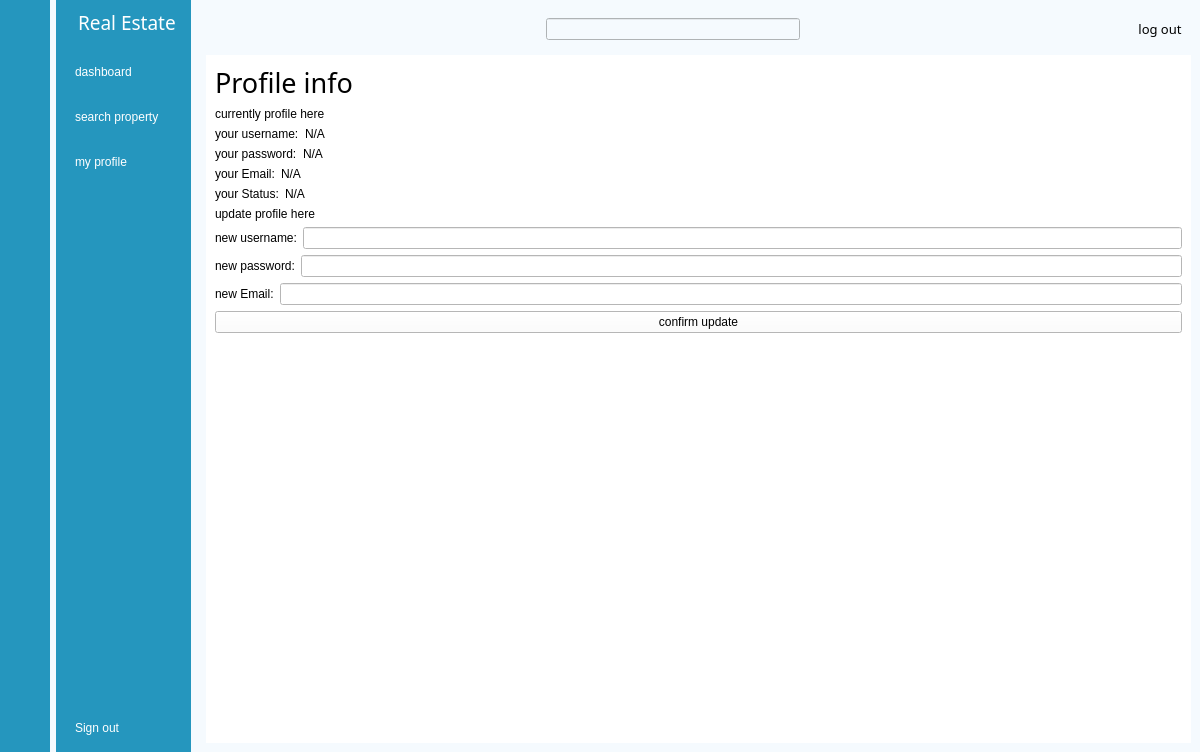
Before: the Qt Designer form SellerMenu.ui in EricLi0473/CSIT314, drawn with Qt 5.
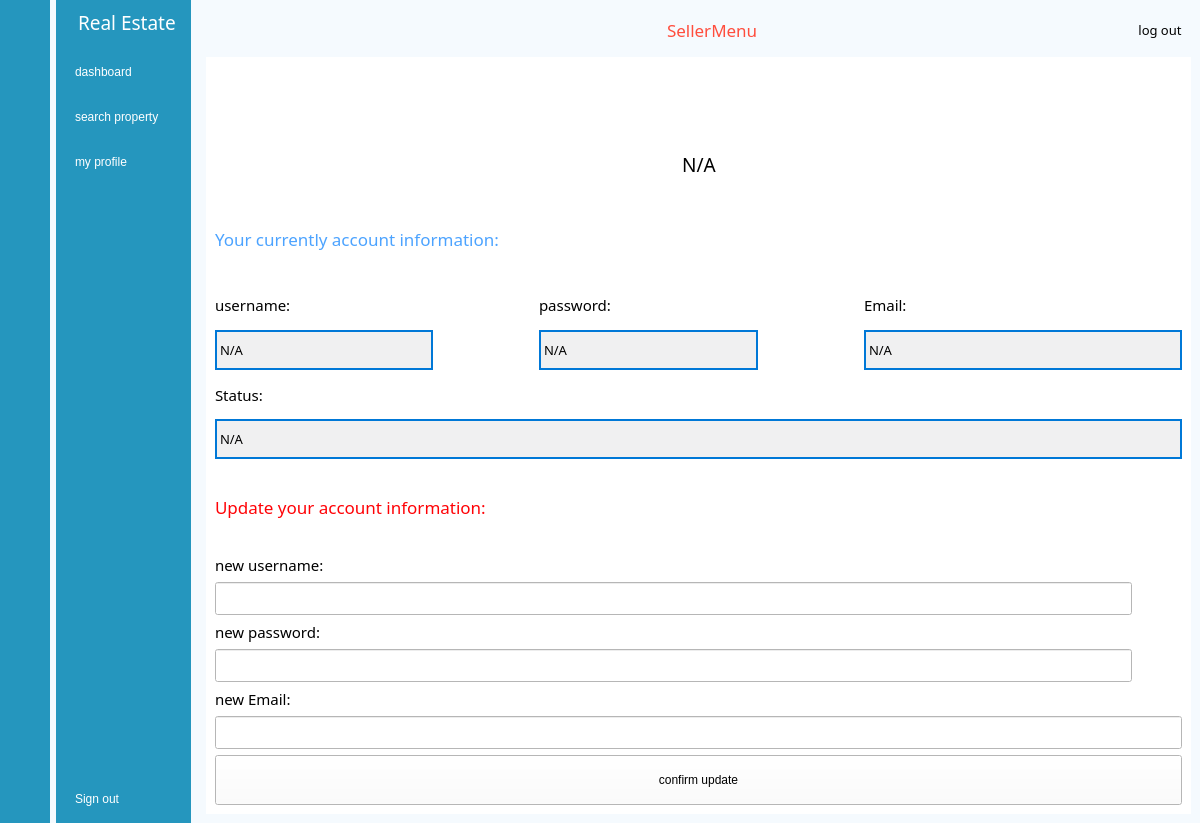
After: the same form once the commit is applied. The open tabs and pages were chosen to show the change. Icons and pictures are not drawn. Custom widgets are drawn as their Qt base class.

What changed in the file:
```diff
--- a/SellerMenu.ui
+++ b/SellerMenu.ui
@@ -7,7 +7,7 @@
     <x>0</x>
     <y>0</y>
     <width>1200</width>
-    <height>752</height>
+    <height>823</height>
    </rect>
   </property>
   <property name="minimumSize">
@@ -346,7 +346,13 @@
             </property>
             <property name="icon">
              <iconset resource="res.qrc">
-              <normaloff>:/icons2/icons/icon2/menu.png</normaloff>:/icons2/icons/icon2/menu.png</iconset>
+              <normaloff>:/blue/icons/blue/align-justify.svg</normaloff>:/blue/icons/blue/align-justify.svg</iconset>
+            </property>
+            <property name="iconSize">
+             <size>
+              <width>30</width>
+              <height>40</height>
+             </size>
             </property>
             <property name="checkable">
              <bool>true</bool>
@@ -372,17 +378,7 @@
              <number>7</number>
             </property>
             <item>
-             <widget class="LineEdit" name="LineEdit">
-              <property name="sizePolicy">
-               <sizepolicy hsizetype="Expanding" vsizetype="Fixed">
-                <horstretch>0</horstretch>
-                <verstretch>0</verstretch>
-               </sizepolicy>
-              </property>
-             </widget>
-            </item>
-            <item>
-             <widget class="QPushButton" name="btn_search">
+             <widget class="QPushButton" name="pushButton">
               <property name="styleSheet">
                <string notr="true">border:none</string>
               </property>
@@ -391,7 +387,29 @@
               </property>
               <property name="icon">
                <iconset resource="res.qrc">
-                <normaloff>:/icons2/icons/icon2/search.png</normaloff>:/icons2/icons/icon2/search.png</iconset>
+                <normaloff>:/blue/icons/blue/airplay.svg</normaloff>:/blue/icons/blue/airplay.svg</iconset>
+              </property>
+              <property name="iconSize">
+               <size>
+                <width>40</width>
+                <height>30</height>
+               </size>
+              </property>
+             </widget>
+            </item>
+            <item>
+             <widget class="QLabel" name="label_7">
+              <property name="font">
+               <font>
+                <family>PT Root UI Bold</family>
+                <pointsize>13</pointsize>
+               </font>
+              </property>
+              <property name="styleSheet">
+               <string notr="true">color: rgb(255, 77, 61);</string>
+              </property>
+              <property name="text">
+               <string>SellerMenu</string>
               </property>
              </widget>
             </item>
@@ -523,118 +541,333 @@
           </layout>
          </widget>
          <widget class="QWidget" name="page_profile">
-          <layout class="QVBoxLayout" name="verticalLayout_6">
+          <layout class="QVBoxLayout" name="verticalLayout_10">
+           <item>
+            <layout class="QHBoxLayout" name="horizontalLayout_15">
+             <property name="topMargin">
+              <number>10</number>
+             </property>
+             <item>
+              <spacer name="horizontalSpacer_4">
+               <property name="orientation">
+                <enum>Qt::Horizontal</enum>
+               </property>
+               <property name="sizeHint" stdset="0">
+                <size>
+                 <width>40</width>
+                 <height>20</height>
+                </size>
+               </property>
+              </spacer>
+             </item>
+             <item>
+              <layout class="QVBoxLayout" name="verticalLayout_6">
+               <item>
+                <widget class="QPushButton" name="pushButton_2">
+                 <property name="sizePolicy">
+                  <sizepolicy hsizetype="Minimum" vsizetype="Ignored">
+                   <horstretch>0</horstretch>
+                   <verstretch>0</verstretch>
+                  </sizepolicy>
+                 </property>
+                 <property name="minimumSize">
+                  <size>
+                   <width>64</width>
+                   <height>55</height>
+                  </size>
+                 </property>
+                 <property name="styleSheet">
+                  <string notr="true">QPushButton{
+
+	border:none;
+}</string>
+                 </property>
+                 <property name="text">
+                  <string/>
+                 </property>
+                 <property name="icon">
+                  <iconset resource="res.qrc">
+                   <normaloff>:/blue/icons/blue/user.svg</normaloff>:/blue/icons/blue/user.svg</iconset>
+                 </property>
+                 <property name="iconSize">
+                  <size>
+                   <width>60</width>
+                   <height>60</height>
+                  </size>
+                 </property>
+                </widget>
+               </item>
+               <item>
+                <widget class="QLabel" name="Label_username_2">
+                 <property name="sizePolicy">
+                  <sizepolicy hsizetype="Maximum" vsizetype="Ignored">
+                   <horstretch>0</horstretch>
+                   <verstretch>0</verstretch>
+                  </sizepolicy>
+                 </property>
+                 <property name="minimumSize">
+                  <size>
+                   <width>300</width>
+                   <height>54</height>
+                  </size>
+                 </property>
+                 <property name="font">
+                  <font>
+                   <family>PT Root UI Bold</family>
+                   <pointsize>14</pointsize>
+                  </font>
+                 </property>
+                 <property name="layoutDirection">
+                  <enum>Qt::LeftToRight</enum>
+                 </property>
+                 <property name="inputMethodHints">
+                  <set>Qt::ImhNone</set>
+                 </property>
+                 <property name="text">
+                  <string>N/A</string>
+                 </property>
+                 <property name="alignment">
+                  <set>Qt::AlignCenter</set>
+                 </property>
+                 <property name="margin">
+                  <number>129</number>
+                 </property>
+                </widget>
+               </item>
+              </layout>
+             </item>
+             <item>
+              <spacer name="horizontalSpacer_3">
+               <property name="orientation">
+                <enum>Qt::Horizontal</enum>
+               </property>
+               <property name="sizeHint" stdset="0">
+                <size>
+                 <width>40</width>
+                 <height>20</height>
+                </size>
+               </property>
+              </spacer>
+             </item>
+            </layout>
+           </item>
            <item>
             <widget class="QLabel" name="label_6">
+             <property name="minimumSize">
+              <size>
+               <width>0</width>
+               <height>30</height>
+              </size>
+             </property>
              <property name="font">
               <font>
                <family>PT Root UI Bold</family>
-               <pointsize>20</pointsize>
-               <italic>false</italic>
-               <underline>false</underline>
+               <pointsize>13</pointsize>
               </font>
              </property>
-             <property name="text">
-              <string>Profile info</string>
+             <property name="styleSheet">
+              <string notr="true">color: rgb(76, 163, 255);</string>
              </property>
-            </widget>
-           </item>
-           <item>
-            <widget class="LargeTitleLabel" name="LargeTitleLabel">
              <property name="text">
-              <string>currently profile here</string>
+              <string>Your currently account information:</string>
              </property>
             </widget>
            </item>
            <item>
             <layout class="QHBoxLayout" name="horizontalLayout_8">
              <item>
-              <widget class="SubtitleLabel" name="SubtitleLabel">
-               <property name="text">
-                <string>your username:</string>
+              <layout class="QVBoxLayout" name="verticalLayout_9">
+               <property name="rightMargin">
+                <number>100</number>
                </property>
-              </widget>
+               <item>
+                <widget class="QLabel" name="label_12">
+                 <property name="minimumSize">
+                  <size>
+                   <width>100</width>
+                   <height>20</height>
+                  </size>
+                 </property>
+                 <property name="font">
+                  <font>
+                   <family>PT Root UI Medium</family>
+                   <pointsize>11</pointsize>
+                  </font>
+                 </property>
+                 <property name="text">
+                  <string>username:</string>
+                 </property>
+                </widget>
+               </item>
+               <item>
+                <widget class="QLabel" name="Label_username">
+                 <property name="minimumSize">
+                  <size>
+                   <width>200</width>
+                   <height>40</height>
+                  </size>
+                 </property>
+                 <property name="font">
+                  <font>
+                   <family>PT Root UI Bold</family>
+                   <pointsize>10</pointsize>
+                  </font>
+                 </property>
+                 <property name="styleSheet">
+                  <string notr="true">QLabel {
+    border: 2px solid #0078D7;
+    background-color: #F0F0F1;
+}</string>
+                 </property>
+                 <property name="text">
+                  <string>N/A</string>
+                 </property>
+                </widget>
+               </item>
+              </layout>
              </item>
              <item>
-              <widget class="SubtitleLabel" name="Label_username">
-               <property name="sizePolicy">
-                <sizepolicy hsizetype="Preferred" vsizetype="Preferred">
-                 <horstretch>11</horstretch>
-                 <verstretch>0</verstretch>
-                </sizepolicy>
+              <layout class="QVBoxLayout" name="verticalLayout_14">
+               <property name="rightMargin">
+                <number>100</number>
                </property>
-               <property name="text">
-                <string>N/A</string>
-               </property>
-              </widget>
+               <item>
+                <widget class="QLabel" name="label_15">
+                 <property name="minimumSize">
+                  <size>
+                   <width>100</width>
+                   <height>20</height>
+                  </size>
+                 </property>
+                 <property name="font">
+                  <font>
+                   <family>PT Root UI Medium</family>
+                   <pointsize>11</pointsize>
+                  </font>
+                 </property>
+                 <property name="text">
+                  <string>password:</string>
+                 </property>
+                </widget>
+               </item>
+               <item>
+                <widget class="QLabel" name="Label_Password">
+                 <property name="minimumSize">
+                  <size>
+                   <width>200</width>
+                   <height>40</height>
+                  </size>
+                 </property>
+                 <property name="font">
+                  <font>
+                   <family>PT Root UI Bold</family>
+                   <pointsize>10</pointsize>
+                  </font>
+                 </property>
+                 <property name="styleSheet">
+                  <string notr="true">QLabel {
+    border: 2px solid #0078D7;
+    background-color: #F0F0F1;
+}</string>
+                 </property>
+                 <property name="text">
+                  <string>N/A</string>
+                 </property>
+                </widget>
+               </item>
+              </layout>
              </item>
-            </layout>
-           </item>
-           <item>
-            <layout class="QHBoxLayout" name="horizontalLayout_10">
              <item>
-              <widget class="SubtitleLabel" name="SubtitleLabel_3">
-               <property name="text">
-                <string>your password:</string>
-               </property>
-              </widget>
+              <layout class="QVBoxLayout" name="verticalLayout_15">
+               <item>
+                <widget class="QLabel" name="label_17">
+                 <property name="minimumSize">
+                  <size>
+                   <width>100</width>
+                   <height>20</height>
+                  </size>
+                 </property>
+                 <property name="font">
+                  <font>
+                   <family>PT Root UI Medium</family>
+                   <pointsize>11</pointsize>
+                  </font>
+                 </property>
+                 <property name="text">
+                  <string>Email:</string>
+                 </property>
+                </widget>
+               </item>
+               <item>
+                <widget class="QLabel" name="Label_email">
+                 <property name="minimumSize">
+                  <size>
+                   <width>200</width>
+                   <height>40</height>
+                  </size>
+                 </property>
+                 <property name="font">
+                  <font>
+                   <family>PT Root UI Bold</family>
+                   <pointsize>10</pointsize>
+                  </font>
+                 </property>
+                 <property name="styleSheet">
+                  <string notr="true">QLabel {
+    border: 2px solid #0078D7;
+    background-color: #F0F0F1;
+}</string>
+                 </property>
+                 <property name="text">
+                  <string>N/A</string>
+                 </property>
+                </widget>
+               </item>
+              </layout>
              </item>
-             <item>
-              <widget class="SubtitleLabel" name="Label_password">
-               <property name="sizePolicy">
-                <sizepolicy hsizetype="Preferred" vsizetype="Preferred">
-                 <horstretch>1</horstretch>
-                 <verstretch>0</verstretch>
-                </sizepolicy>
-               </property>
-               <property name="text">
-                <string>N/A</string>
-               </property>
-              </widget>
-             </item>
             </layout>
            </item>
            <item>
-            <layout class="QHBoxLayout" name="horizontalLayout_9">
+            <layout class="QVBoxLayout" name="verticalLayout_16">
              <item>
-              <widget class="SubtitleLabel" name="SubtitleLabel_2">
-               <property name="text">
-                <string>your Email:</string>
+              <widget class="QLabel" name="label_18">
+               <property name="minimumSize">
+                <size>
+                 <width>100</width>
+                 <height>20</height>
+                </size>
                </property>
-              </widget>
-             </item>
-             <item>
-              <widget class="SubtitleLabel" name="Label_email">
-               <property name="sizePolicy">
-                <sizepolicy hsizetype="Preferred" vsizetype="Preferred">
-                 <horstretch>1</horstretch>
-                 <verstretch>0</verstretch>
-                </sizepolicy>
+               <property name="font">
+                <font>
+                 <family>PT Root UI Medium</family>
+                 <pointsize>11</pointsize>
+                </font>
                </property>
                <property name="text">
-                <string>N/A</string>
+                <string>Status:</string>
                </property>
               </widget>
              </item>
-            </layout>
-           </item>
-           <item>
-            <layout class="QHBoxLayout" name="horizontalLayout_11">
              <item>
-              <widget class="SubtitleLabel" name="SubtitleLabel_7">
-               <property name="text">
-                <string>your Status:</string>
+              <widget class="QLabel" name="Label_status">
+               <property name="minimumSize">
+                <size>
+                 <width>200</width>
+                 <height>40</height>
+                </size>
                </property>
-              </widget>
-             </item>
-             <item>
-              <widget class="SubtitleLabel" name="Label_status">
-               <property name="sizePolicy">
-                <sizepolicy hsizetype="Preferred" vsizetype="Preferred">
-                 <horstretch>1</horstretch>
-                 <verstretch>0</verstretch>
-                </sizepolicy>
+               <property name="font">
+                <font>
+                 <family>PT Root UI Bold</family>
+                 <pointsize>10</pointsize>
+                </font>
                </property>
+               <property name="styleSheet">
+                <string notr="true">QLabel {
+    border: 2px solid #0078D7;
+    background-color: #F0F0F1;
+}</string>
+               </property>
                <property name="text">
                 <string>N/A</string>
                </property>
@@ -643,74 +876,155 @@
             </layout>
            </item>
            <item>
-            <widget class="LargeTitleLabel" name="LargeTitleLabel_2">
+            <widget class="QLabel" name="label_21">
+             <property name="minimumSize">
+              <size>
+               <width>0</width>
+               <height>30</height>
+              </size>
+             </property>
+             <property name="font">
+              <font>
+               <family>PT Root UI Bold</family>
+               <pointsize>13</pointsize>
+              </font>
+             </property>
+             <property name="styleSheet">
+              <string notr="true">color: rgb(255, 2, 6);</string>
+             </property>
              <property name="text">
-              <string>update profile here</string>
+              <string>Update your account information:</string>
              </property>
             </widget>
            </item>
            <item>
-            <layout class="QHBoxLayout" name="horizontalLayout_12">
+            <layout class="QVBoxLayout" name="verticalLayout_20">
              <item>
-              <widget class="SubtitleLabel" name="SubtitleLabel_4">
-               <property name="text">
-                <string>new username:</string>
-               </property>
-              </widget>
-             </item>
-             <item>
-              <widget class="LineEdit" name="LineEdit_newUserName"/>
-             </item>
-            </layout>
-           </item>
-           <item>
-            <layout class="QHBoxLayout" name="horizontalLayout_13">
-             <item>
-              <widget class="SubtitleLabel" name="SubtitleLabel_5">
-               <property name="text">
-                <string>new password:</string>
-               </property>
-              </widget>
-             </item>
-             <item>
-              <widget class="PasswordLineEdit" name="LineEdit_newPassword"/>
-             </item>
-            </layout>
-           </item>
-           <item>
-            <layout class="QHBoxLayout" name="horizontalLayout_14">
-             <item>
-              <widget class="SubtitleLabel" name="SubtitleLabel_6">
-               <property name="text">
-                <string>new Email:</string>
-               </property>
-              </widget>
-             </item>
-             <item>
-              <widget class="LineEdit" name="LineEdit_newEmail"/>
+              <layout class="QVBoxLayout" name="verticalLayout_19">
+               <item>
+                <layout class="QVBoxLayout" name="verticalLayout_17">
+                 <property name="rightMargin">
+                  <number>50</number>
+                 </property>
+                 <item>
+                  <widget class="QLabel" name="label_14">
+                   <property name="minimumSize">
+                    <size>
+                     <width>150</width>
+                     <height>15</height>
+                    </size>
+                   </property>
+                   <property name="font">
+                    <font>
+                     <family>PT Root UI Medium</family>
+                     <pointsize>11</pointsize>
+                    </font>
+                   </property>
+                   <property name="text">
+                    <string>new username:</string>
+                   </property>
+                  </widget>
+                 </item>
+                 <item>
+                  <widget class="LineEdit" name="LineEdit_newUserName">
+                   <property name="minimumSize">
+                    <size>
+                     <width>200</width>
+                     <height>33</height>
+                    </size>
+                   </property>
+                  </widget>
+                 </item>
+                </layout>
+               </item>
+               <item>
+                <layout class="QVBoxLayout" name="verticalLayout_18">
+                 <property name="rightMargin">
+                  <number>50</number>
+                 </property>
+                 <item>
+                  <widget class="QLabel" name="label_19">
+                   <property name="minimumSize">
+                    <size>
+                     <width>150</width>
+                     <height>15</height>
+                    </size>
+                   </property>
+                   <property name="font">
+                    <font>
+                     <family>PT Root UI Medium</family>
+                     <pointsize>11</pointsize>
+                    </font>
+                   </property>
+                   <property name="text">
+                    <string>new password:</string>
+                   </property>
+                  </widget>
+                 </item>
+                 <item>
+                  <widget class="PasswordLineEdit" name="LineEdit_newPassword">
+                   <property name="minimumSize">
+                    <size>
+                     <width>250</width>
+                     <height>33</height>
+                    </size>
+                   </property>
+                   <property name="text">
+                    <string/>
+                   </property>
+                  </widget>
+                 </item>
+                </layout>
+               </item>
+               <item>
+                <widget class="QLabel" name="label_20">
+                 <property name="minimumSize">
+                  <size>
+                   <width>150</width>
+                   <height>15</height>
+                  </size>
+                 </property>
+                 <property name="font">
+                  <font>
+                   <family>PT Root UI Medium</family>
+                   <pointsize>11</pointsize>
+                  </font>
+                 </property>
+                 <property name="text">
+                  <string>new Email:</string>
+                 </property>
+                </widget>
+               </item>
+               <item>
+                <widget class="LineEdit" name="LineEdit_newEmail">
+                 <property name="minimumSize">
+                  <size>
+                   <width>200</width>
+                   <height>33</height>
+                  </size>
+                 </property>
+                 <property name="text">
+                  <string/>
+                 </property>
+                </widget>
+               </item>
+              </layout>
              </item>
             </layout>
            </item>
            <item>
             <widget class="PrimaryPushButton" name="btn_update_profile">
+             <property name="minimumSize">
+              <size>
+               <width>0</width>
+               <height>50</height>
+              </size>
+             </property>
              <property name="text">
               <string>confirm update</string>
              </property>
             </widget>
            </item>
-           <item>
-            <spacer name="verticalSpacer">
-             <property name="orientation">
-              <enum>Qt::Vertical</enum>
-             </property>
-             <property name="sizeHint" stdset="0">
-              <size>
-               <width>20</width>
-               <height>40</height>
-              </size>
-             </property>
-            </spacer>
-           </item>
           </layout>
          </widget>
         </widget>
@@ -749,21 +1063,11 @@
    <header>qfluentwidgetspro</header>
    <container>1</container>
   </customwidget>
-  <customwidget>
-   <class>SubtitleLabel</class>
-   <extends>QLabel</extends>
-   <header>qfluentwidgets</header>
-  </customwidget>
   <customwidget>
    <class>TitleLabel</class>
    <extends>QLabel</extends>
    <header>qfluentwidgets</header>
   </customwidget>
-  <customwidget>
-   <class>LargeTitleLabel</class>
-   <extends>QLabel</extends>
-   <header>qfluentwidgets</header>
-  </customwidget>
   <customwidget>
    <class>LineEdit</class>
    <extends>QLineEdit</extends>
```
Left out of the diff: 9 changed lines with no effect on the pictures.
